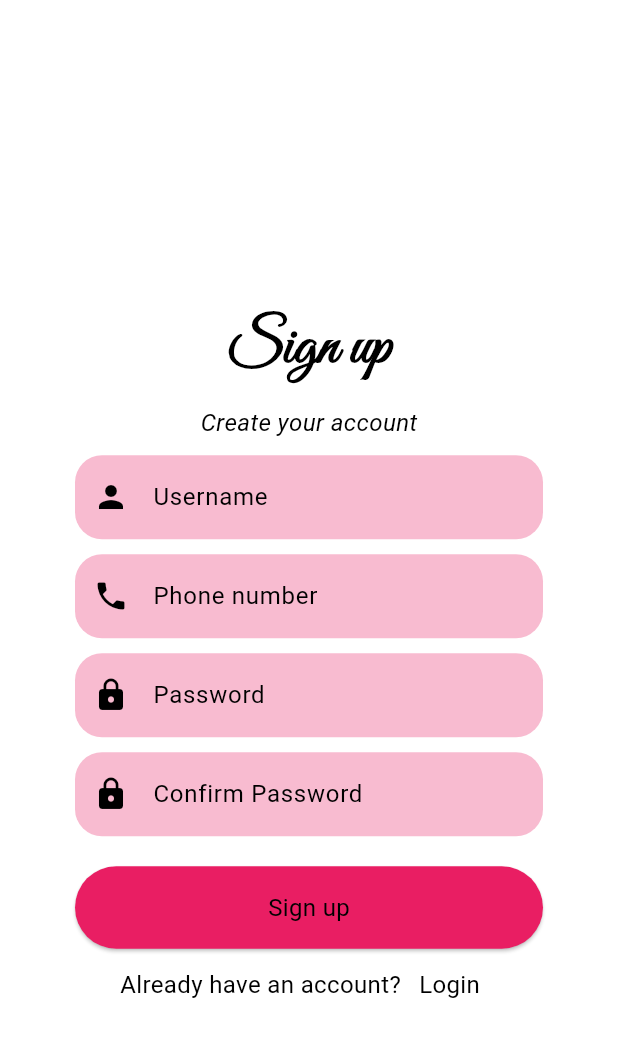
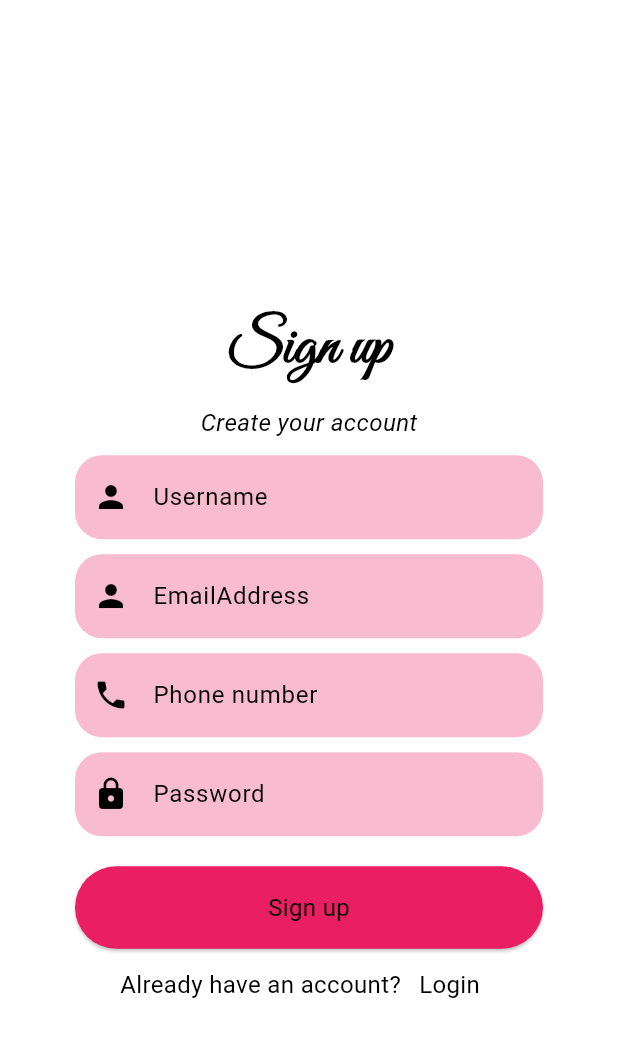
Before and after one commit to Farahtharwat35/hedeyati-mobile-app, a Flutter app: the screen it shows after launch, after a tap on "Sign Up", on a phone screen of 412 x 824 dp. Shown: the top 1037 px of the screen. Run offline on Flutter 3.47's test engine with Material 3 defaults, Android fonts, the phone set to English and light mode, and no system bars; our stand-ins replace bloc, cloud_firestore, equatable, firebase_auth, firebase_core, flutter_speed_dial and 2 more; accounts and stored records are empty; network calls fail; Roboto replaces fonts that are missing (Times New Roman).

Commit message:
integrated signup authentication with signup page and verified its behaviour

```diff
--- a/lib/app/login_page.dart
+++ b/lib/app/login_page.dart
@@ -113,7 +113,7 @@ class LoginPage extends StatelessWidget {
           onPressed: () {
             Navigator.push(
               context,
-              MaterialPageRoute(builder: (context) => const SignupPage()),
+              MaterialPageRoute(builder: (context) => SignupPage()),
             );
           },
           child: Text("Sign Up", style: Theme.of(context).textTheme.bodyMedium),
--- a/lib/app/signup_page.dart
+++ b/lib/app/signup_page.dart
@@ -1,11 +1,14 @@
 import 'package:flutter/material.dart';
-import 'package:hedeyati/tab_bar.dart';
-import '../app_theme.dart';
+import 'package:hedeyati/app/home_page.dart';
+import 'package:hedeyati/authentication/signup_by_email_and_password.dart';
+import '../tab_bar.dart';
 import 'login_page.dart';
 
 
 class SignupPage extends StatelessWidget {
-  const SignupPage({super.key});
+  SignupPage({super.key});
+  final emailController = TextEditingController();
+  final passwordController = TextEditingController();
 
   @override
   Widget build(BuildContext context) {
@@ -62,7 +65,8 @@ class SignupPage extends StatelessWidget {
       crossAxisAlignment: CrossAxisAlignment.stretch,
       children: [
         TextField(
-          decoration: InputDecoration(
+            keyboardType: TextInputType.text,
+            decoration: InputDecoration(
             hintText: "Username",
             border: OutlineInputBorder(
               borderRadius: BorderRadius.circular(18),
@@ -75,6 +79,22 @@ class SignupPage extends StatelessWidget {
         ),
         const SizedBox(height: 10),
         TextField(
+          controller: emailController,
+          keyboardType: TextInputType.emailAddress,
+          decoration: InputDecoration(
+            hintText: "EmailAddress",
+            border: OutlineInputBorder(
+              borderRadius: BorderRadius.circular(18),
+              borderSide: BorderSide.none,
+            ),
+            fillColor: Colors.pink[100],
+            filled: true,
+            prefixIcon: const Icon(Icons.person),
+          ),
+        ),
+        const SizedBox(height: 10),
+        TextField(
+          keyboardType: TextInputType.phone,
           decoration: InputDecoration(
             hintText: "Phone number",
             border: OutlineInputBorder(
@@ -88,22 +108,10 @@ class SignupPage extends StatelessWidget {
         ),
         const SizedBox(height: 10),
         TextField(
+          keyboardType: TextInputType.visiblePassword,
+          controller: passwordController,
           decoration: InputDecoration(
             hintText: "Password",
-            border: OutlineInputBorder(
-              borderRadius: BorderRadius.circular(18),
-              borderSide: BorderSide.none,
-            ),
-            fillColor: Colors.pink[100],
-            filled: true,
-            prefixIcon: const Icon(Icons.lock),
-          ),
-          obscureText: true,
-        ),
-        const SizedBox(height: 10),
-        TextField(
-          decoration: InputDecoration(
-            hintText: "Confirm Password",
             border: OutlineInputBorder(
               borderRadius: BorderRadius.circular(18),
               borderSide: BorderSide.none,
@@ -120,11 +128,21 @@ class SignupPage extends StatelessWidget {
 
   Widget _signupButton(BuildContext context) {
     return ElevatedButton(
-      onPressed: () {
-        Navigator.push(
-          context,
-          MaterialPageRoute(builder: (context) => const MyTabBar()),
-        );
+      onPressed: () async {
+        final response = await SignUpByEmailAndPassword.signUp(emailController.text,passwordController.text);
+        if (response.success) {
+          Navigator.push(
+            context,
+            MaterialPageRoute(builder: (context) => const MyTabBar()),
+          );
+        } else {
+          ScaffoldMessenger.of(context).showSnackBar(
+            SnackBar(
+              content: Text(response.message),
+              backgroundColor: Colors.red,
+            ),
+          );
+        }
       },
       style: ElevatedButton.styleFrom(
         shape: const StadiumBorder(),
--- a/lib/authentication/signup_by_email_and_password.dart
+++ b/lib/authentication/signup_by_email_and_password.dart
@@ -3,7 +3,7 @@ import 'package:hedeyati/response.dart';
 
 
 class SignUpByEmailAndPassword {
-  Future<Response> signUp(String email, String password) async {
+  static Future<Response> signUp(String email, String password) async {
     try {
       final credential = await FirebaseAuth.instance.createUserWithEmailAndPassword(
         email: email,
--- a/lib/main.dart
+++ b/lib/main.dart
@@ -6,6 +6,7 @@ import 'firebase_options.dart';
 
 
 Future<void> main() async {
+  WidgetsFlutterBinding.ensureInitialized();
   await Firebase.initializeApp(
     options: DefaultFirebaseOptions.currentPlatform,
   );
```
Also changed, not shown: 1 other file.
